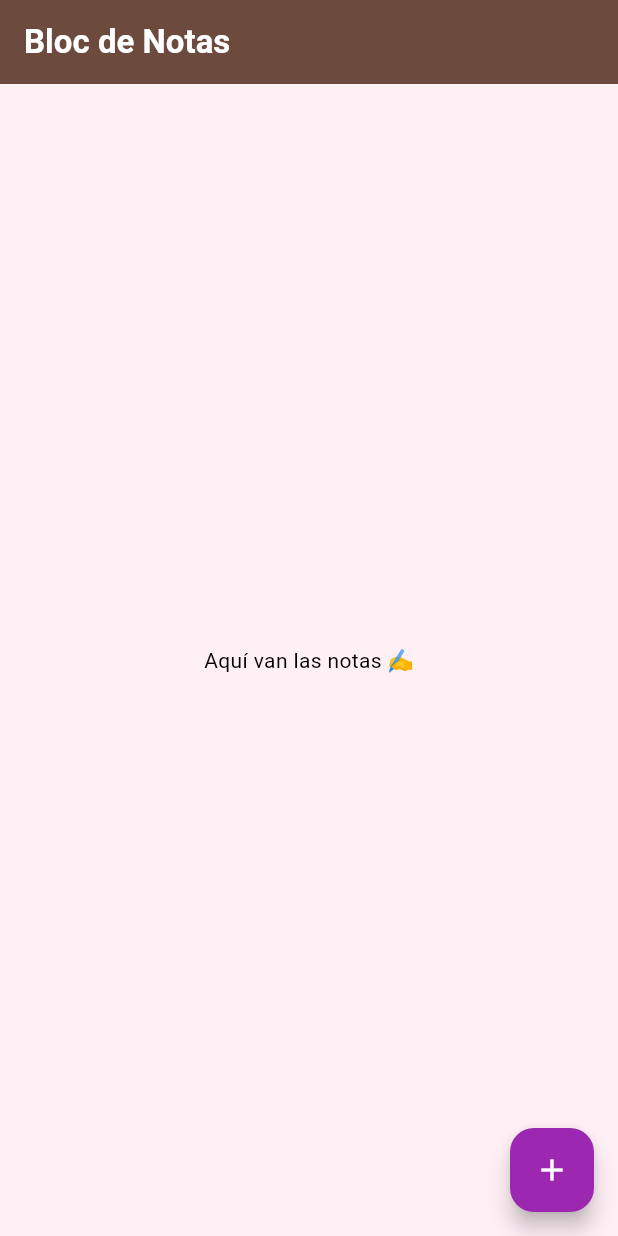
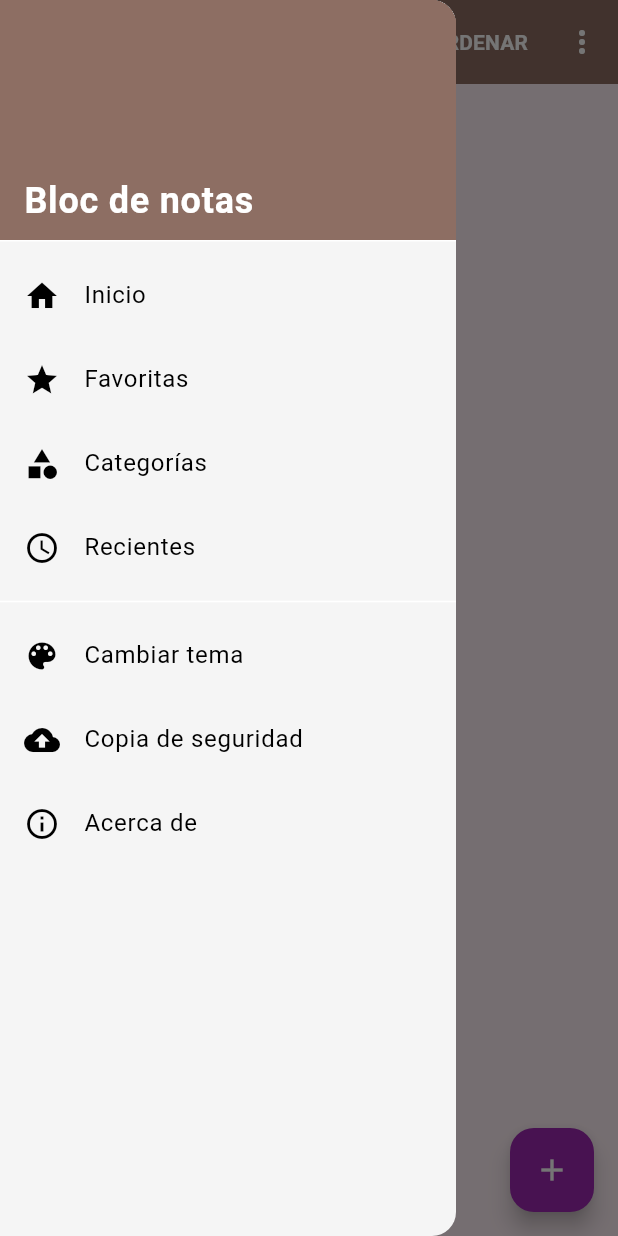
Before and after one commit to ja5729054-del/app-notas, a Flutter app: the screen it shows after launch, with the side drawer open (before the commit the screen has no drawer), on a phone screen of 412 x 824 dp. Run offline on Flutter 3.47's test engine with Material 3 defaults, Android fonts, the phone set to English and light mode, and no system bars.

Commit message:
Message (Ctrl+Enter to commit) Drawer funcional y botones del AppBar agregados

```diff
--- a/lib/main.dart
+++ b/lib/main.dart
@@ -27,7 +27,7 @@ class MyApp extends StatelessWidget {
       debugShowCheckedModeBanner: false,
       title: 'Notas App',
       theme: appTheme,
-      home: const HomeScreen(), // pantalla principal
+      home: HomeScreen(), // pantalla principal
     );
   }
 }
--- a/lib/screens/home_screen.dart
+++ b/lib/screens/home_screen.dart
@@ -1,18 +1,60 @@
 import 'package:flutter/material.dart';
+import 'package:notas_app/widgets/custom_drawer.dart';
 import 'package:provider/provider.dart';
 import '../providers/note_provider.dart';
 import '../widgets/note_card.dart';
 import '../screens/note_editor.dart';
 
 class HomeScreen extends StatelessWidget {
-  const HomeScreen({super.key});
+  HomeScreen({super.key});
+
+  // 👇 Esta clave permite acceder al Scaffold directamente
+  final GlobalKey<ScaffoldState> _scaffoldKey = GlobalKey<ScaffoldState>();
 
   @override
   Widget build(BuildContext context) {
     final noteProvider = context.watch<NoteProvider>();
 
     return Scaffold(
-      appBar: AppBar(title: const Text("Bloc de Notas")),
+      key: _scaffoldKey, // 👈 Asignamos la clave aquí
+      drawer: const CustomDrawer(),
+      appBar: AppBar(
+        backgroundColor: const Color(0xFF8D6E63),
+        title: Text(
+          "Bloc de notas",
+          style: TextStyle(fontWeight: FontWeight.bold, fontSize: 20),
+        ),
+        leading: IconButton(
+          icon: const Icon(Icons.menu),
+          onPressed: () {
+            // 👇 Ahora abrimos el Drawer desde la clave
+            _scaffoldKey.currentState?.openDrawer();
+          },
+        ),
+        actions: [
+          IconButton(
+            icon: const Icon(Icons.search),
+            onPressed: () {
+              ScaffoldMessenger.of(context).showSnackBar(
+                const SnackBar(
+                  content: Text('Función de búsqueda próximamente 🔍'),
+                ),
+              );
+            },
+          ),
+          TextButton(
+            onPressed: () {},
+            child: const Text(
+              'ORDENAR',
+              style: TextStyle(
+                color: Colors.white,
+                fontWeight: FontWeight.bold,
+              ),
+            ),
+          ),
+          IconButton(icon: const Icon(Icons.more_vert), onPressed: () {}),
+        ],
+      ),
       body: noteProvider.notes.isEmpty
           ? const Center(child: Text("Aquí van las notas ✍️"))
           : ListView.builder(
@@ -32,7 +74,6 @@ class HomeScreen extends StatelessWidget {
             MaterialPageRoute(builder: (_) => const NoteEditorScreen()),
           );
         },
-
         child: const Icon(Icons.add),
       ),
     );
--- /dev/null
+++ b/lib/widgets/custom_drawer.dart
@@ -0,0 +1,86 @@
+import 'package:flutter/material.dart';
+
+class CustomDrawer extends StatelessWidget {
+  const CustomDrawer({super.key});
+
+  @override
+  Widget build(BuildContext context) {
+    return Drawer(
+      backgroundColor: const Color(0xFFF5F5F5), // color suave de fondo
+      child: ListView(
+        padding: EdgeInsets.zero,
+        children: [
+          const DrawerHeader(
+            decoration: BoxDecoration(
+              color: Color(0xFF8D6E63), // marrón igual al AppBar
+            ),
+            child: Align(
+              alignment: Alignment.bottomLeft,
+              child: Text(
+                'Bloc de notas',
+                style: TextStyle(
+                  color: Colors.white,
+                  fontSize: 24,
+                  fontWeight: FontWeight.bold,
+                ),
+              ),
+            ),
+          ),
+
+          // 🏠 Inicio
+          ListTile(
+            leading: const Icon(Icons.home),
+            title: const Text('Inicio'),
+            onTap: () {
+              Navigator.pop(context); // cierra el menú
+            },
+          ),
+
+          // ⭐ Favoritas
+          ListTile(
+            leading: const Icon(Icons.star),
+            title: const Text('Favoritas'),
+            onTap: () {},
+          ),
+
+          // 🗃️ Categorías
+          ListTile(
+            leading: const Icon(Icons.category),
+            title: const Text('Categorías'),
+            onTap: () {},
+          ),
+
+          // 🗓️ Recientes
+          ListTile(
+            leading: const Icon(Icons.access_time),
+            title: const Text('Recientes'),
+            onTap: () {},
+          ),
+
+          const Divider(),
+
+          // 🎨 Cambiar tema
+          ListTile(
+            leading: const Icon(Icons.color_lens),
+            title: const Text('Cambiar tema'),
+            onTap: () {},
+          ),
+
+          // 💾 Copia de seguridad
+          ListTile(
+            leading: const Icon(Icons.backup),
+            title: const Text('Copia de seguridad'),
+            onTap: () {},
+          ),
+
+          // ℹ️ Acerca de
+          ListTile(
+            leading: const Icon(Icons.info_outline),
+            title: const Text('Acerca de'),
+            onTap: () {},
+          ),
+        ],
+      ),
+    );
+  }
+}
```
